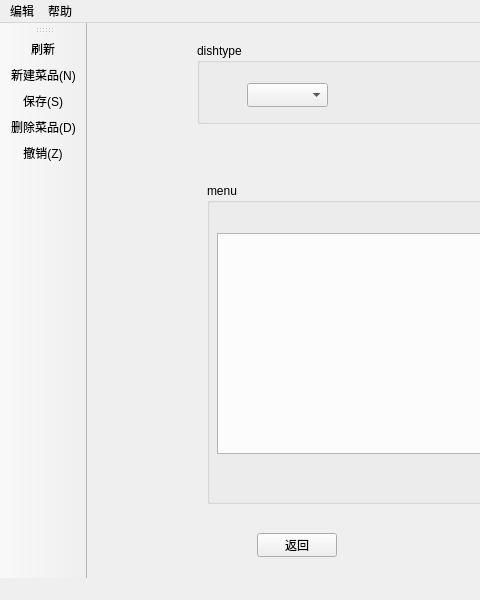
The window that Restaurant/menumanage.ui (PG98/2017SepQt) describes before a commit, drawn with Qt 5; both pictures show x 0 to 480 and y 0 to 600 of the 800 by 600 pixel window.
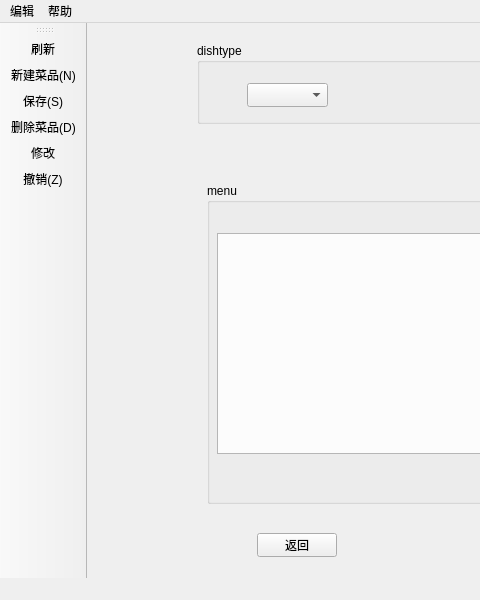
The same window after the commit. Icons and pictures are not drawn.

Commit message: rewrite the Edit function

The edit to the form file:
```diff
--- a/Restaurant/menumanage.ui
+++ b/Restaurant/menumanage.ui
@@ -176,6 +176,7 @@
    <addaction name="action_N"/>
    <addaction name="action_S"/>
    <addaction name="action_D"/>
+   <addaction name="action_edit"/>
    <addaction name="action_Z"/>
   </widget>
   <action name="action_N">
@@ -242,6 +243,15 @@
     <string>Ctrl+S</string>
    </property>
   </action>
+  <action name="action_edit">
+   <property name="icon">
+    <iconset resource="images.qrc">
+     <normaloff>:/buttons/edit.png</normaloff>:/buttons/edit.png</iconset>
+   </property>
+   <property name="text">
+    <string>修改</string>
+   </property>
+  </action>
  </widget>
  <resources>
   <include location="images.qrc"/>
```
Left out of the diff: 7 changed lines with no effect on the pictures. The commit also changes 5 other files.
